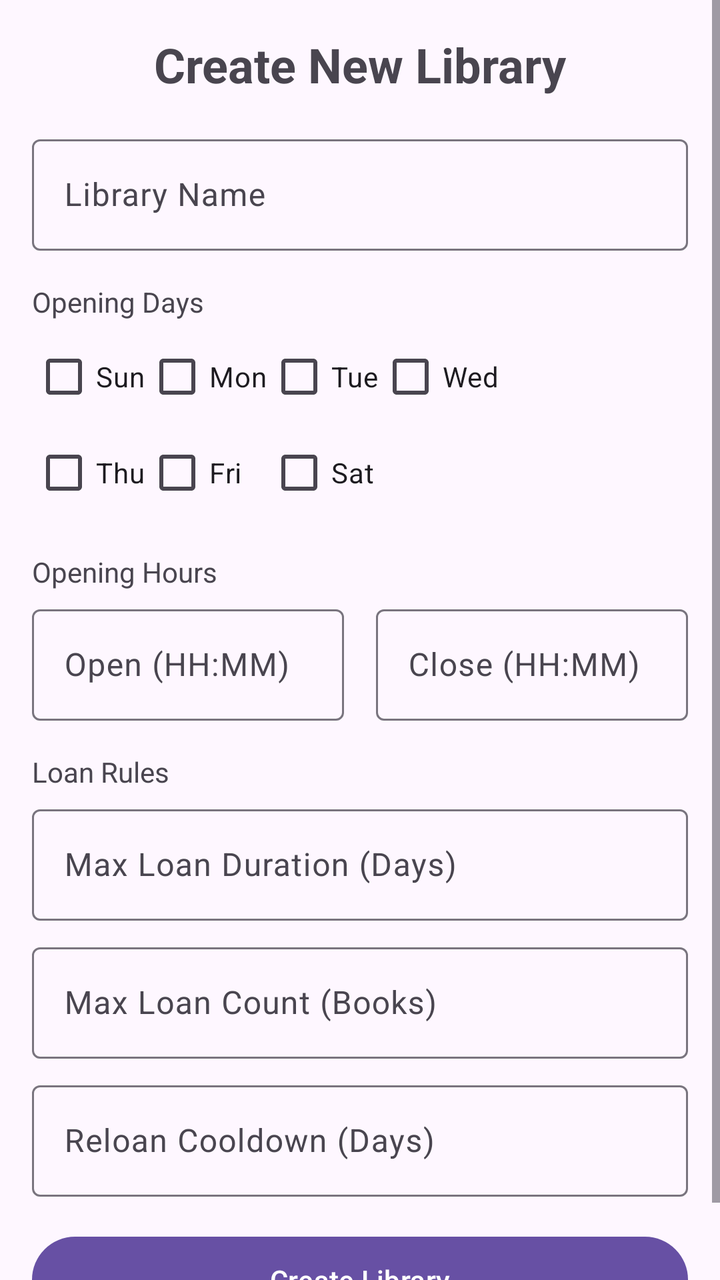
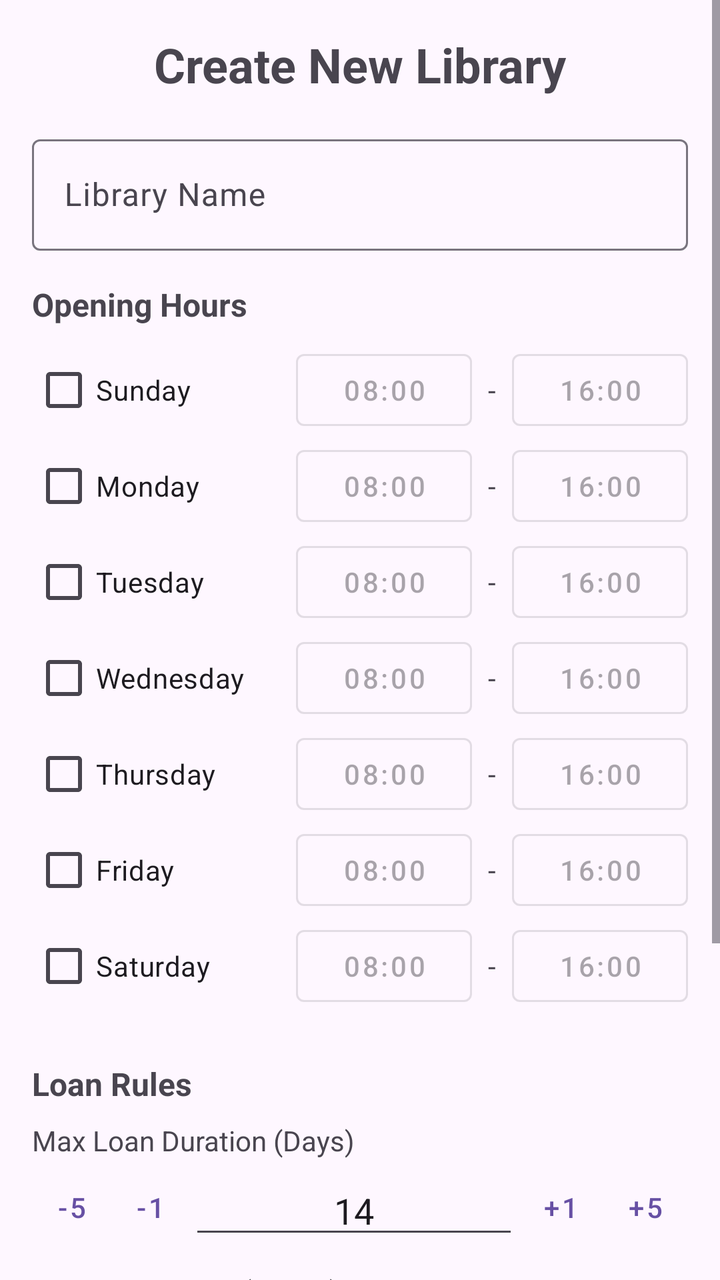

An Android layout rendered at two revisions. The XML below is the earlier revision; the diff shows what the commit changed to produce the second picture.
<!-- AndroidManifest.xml: application theme Theme.Books_Project -->
<!-- res/layout/activity_create_library.xml -->
<?xml version="1.0" encoding="utf-8"?>
<ScrollView xmlns:android="http://schemas.android.com/apk/res/android"
    xmlns:app="http://schemas.android.com/apk/res-auto"
    xmlns:tools="http://schemas.android.com/tools"
    android:layout_width="match_parent"
    android:layout_height="match_parent"
    tools:context=".CreateLibraryActivity">

    <LinearLayout
        android:layout_width="match_parent"
        android:layout_height="wrap_content"
        android:orientation="vertical"
        android:padding="16dp">

        <TextView
            android:layout_width="wrap_content"
            android:layout_height="wrap_content"
            android:text="Create New Library"
            android:textSize="24sp"
            android:textStyle="bold"
            android:layout_gravity="center_horizontal"
            android:layout_marginBottom="16dp"/>

        <com.google.android.material.textfield.TextInputLayout
            android:layout_width="match_parent"
            android:layout_height="wrap_content"
            android:hint="Library Name"
            android:layout_marginBottom="8dp">

            <com.google.android.material.textfield.TextInputEditText
                android:id="@+id/etLibName"
                android:layout_width="match_parent"
                android:layout_height="wrap_content"
                android:inputType="textCapWords"/>
        </com.google.android.material.textfield.TextInputLayout>

        <TextView
            android:layout_width="wrap_content"
            android:layout_height="wrap_content"
            android:text="Opening Days"
            android:layout_marginTop="8dp"
            android:layout_marginBottom="4dp"/>

        <GridLayout
            android:layout_width="match_parent"
            android:layout_height="wrap_content"
            android:columnCount="4"
            android:id="@+id/daysGrid">
            
            <CheckBox android:id="@+id/cbSun" android:text="Sun" />
            <CheckBox android:id="@+id/cbMon" android:text="Mon" />
            <CheckBox android:id="@+id/cbTue" android:text="Tue" />
            <CheckBox android:id="@+id/cbWed" android:text="Wed" />
            <CheckBox android:id="@+id/cbThu" android:text="Thu" />
            <CheckBox android:id="@+id/cbFri" android:text="Fri" />
            <CheckBox android:id="@+id/cbSat" android:text="Sat" />
        </GridLayout>

        <TextView
            android:layout_width="wrap_content"
            android:layout_height="wrap_content"
            android:text="Opening Hours"
            android:layout_marginTop="16dp"
            android:layout_marginBottom="4dp"/>

        <LinearLayout
            android:layout_width="match_parent"
            android:layout_height="wrap_content"
            android:orientation="horizontal">

            <com.google.android.material.textfield.TextInputLayout
                android:layout_width="0dp"
                android:layout_height="wrap_content"
                android:layout_weight="1"
                android:hint="Open (HH:MM)"
                android:layout_marginEnd="8dp">

                <com.google.android.material.textfield.TextInputEditText
                    android:id="@+id/etOpenTime"
                    android:layout_width="match_parent"
                    android:layout_height="wrap_content"
                    android:inputType="datetime|time"/>
            </com.google.android.material.textfield.TextInputLayout>

            <com.google.android.material.textfield.TextInputLayout
                android:layout_width="0dp"
                android:layout_height="wrap_content"
                android:layout_weight="1"
                android:hint="Close (HH:MM)"
                android:layout_marginStart="8dp">

                <com.google.android.material.textfield.TextInputEditText
                    android:id="@+id/etCloseTime"
                    android:layout_width="match_parent"
                    android:layout_height="wrap_content"
                    android:inputType="datetime|time"/>
            </com.google.android.material.textfield.TextInputLayout>
        </LinearLayout>

        <TextView
            android:layout_width="wrap_content"
            android:layout_height="wrap_content"
            android:text="Loan Rules"
            android:layout_marginTop="16dp"
            android:layout_marginBottom="4dp"/>

        <com.google.android.material.textfield.TextInputLayout
            android:layout_width="match_parent"
            android:layout_height="wrap_content"
            android:hint="Max Loan Duration (Days)"
            android:layout_marginBottom="8dp">

            <com.google.android.material.textfield.TextInputEditText
                android:id="@+id/etMaxDuration"
                android:layout_width="match_parent"
                android:layout_height="wrap_content"
                android:inputType="number"/>
        </com.google.android.material.textfield.TextInputLayout>

        <com.google.android.material.textfield.TextInputLayout
            android:layout_width="match_parent"
            android:layout_height="wrap_content"
            android:hint="Max Loan Count (Books)"
            android:layout_marginBottom="8dp">

            <com.google.android.material.textfield.TextInputEditText
                android:id="@+id/etMaxCount"
                android:layout_width="match_parent"
                android:layout_height="wrap_content"
                android:inputType="number"/>
        </com.google.android.material.textfield.TextInputLayout>

        <com.google.android.material.textfield.TextInputLayout
            android:layout_width="match_parent"
            android:layout_height="wrap_content"
            android:hint="Reloan Cooldown (Days)"
            android:layout_marginBottom="16dp">

            <com.google.android.material.textfield.TextInputEditText
                android:id="@+id/etCooldown"
                android:layout_width="match_parent"
                android:layout_height="wrap_content"
                android:inputType="number"/>
        </com.google.android.material.textfield.TextInputLayout>

        <Button
            android:id="@+id/btnCreateLibrary"
            android:layout_width="match_parent"
            android:layout_height="wrap_content"
            android:text="Create Library"
            android:padding="12dp"/>

    </LinearLayout>
</ScrollView>
<!-- resources referenced by this layout -->
<resources>
  <style name="Theme.Books_Project" parent="Base.Theme.Books_Project" />
  <style name="Base.Theme.Books_Project" parent="Theme.Material3.DayNight.NoActionBar">
          
          
      </style>
</resources>

<!-- the commit's change to res/layout/activity_create_library.xml (unified diff, before → after) -->
@@ -15,140 +15,487 @@
         <TextView
             android:layout_width="wrap_content"
             android:layout_height="wrap_content"
+            android:layout_gravity="center_horizontal"
+            android:layout_marginBottom="16dp"
             android:text="Create New Library"
             android:textSize="24sp"
-            android:textStyle="bold"
-            android:layout_gravity="center_horizontal"
-            android:layout_marginBottom="16dp"/>
+            android:textStyle="bold" />
 
         <com.google.android.material.textfield.TextInputLayout
             android:layout_width="match_parent"
             android:layout_height="wrap_content"
-            android:hint="Library Name"
-            android:layout_marginBottom="8dp">
+            android:layout_marginBottom="16dp"
+            android:hint="Library Name">
 
             <com.google.android.material.textfield.TextInputEditText
                 android:id="@+id/etLibName"
                 android:layout_width="match_parent"
                 android:layout_height="wrap_content"
-                android:inputType="textCapWords"/>
+                android:inputType="textCapWords" />
         </com.google.android.material.textfield.TextInputLayout>
 
         <TextView
             android:layout_width="wrap_content"
             android:layout_height="wrap_content"
-            android:text="Opening Days"
-            android:layout_marginTop="8dp"
-            android:layout_marginBottom="4dp"/>
-
-        <GridLayout
-            android:layout_width="match_parent"
-            android:layout_height="wrap_content"
-            android:columnCount="4"
-            android:id="@+id/daysGrid">
-            
-            <CheckBox android:id="@+id/cbSun" android:text="Sun" />
-            <CheckBox android:id="@+id/cbMon" android:text="Mon" />
-            <CheckBox android:id="@+id/cbTue" android:text="Tue" />
-            <CheckBox android:id="@+id/cbWed" android:text="Wed" />
-            <CheckBox android:id="@+id/cbThu" android:text="Thu" />
-            <CheckBox android:id="@+id/cbFri" android:text="Fri" />
-            <CheckBox android:id="@+id/cbSat" android:text="Sat" />
-        </GridLayout>
-
+            android:layout_marginBottom="8dp"
+            android:text="Opening Hours"
+            android:textSize="16sp"
+            android:textStyle="bold" />
+
+        
+        <LinearLayout
+            android:layout_width="match_parent"
+            android:layout_height="wrap_content"
+            android:gravity="center_vertical"
+            android:orientation="horizontal">
+
+            <CheckBox
+                android:id="@+id/cbSun"
+                android:layout_width="0dp"
+                android:layout_height="wrap_content"
+                android:layout_weight="1"
+                android:text="Sunday" />
+
+            <Button
+                android:id="@+id/btnOpenSun"
+                style="@style/Widget.MaterialComponents.Button.OutlinedButton"
+                android:layout_width="wrap_content"
+                android:layout_height="wrap_content"
+                android:text="08:00"
+                android:enabled="false"/>
+
+            <TextView
+                android:layout_width="wrap_content"
+                android:layout_height="wrap_content"
+                android:layout_marginHorizontal="8dp"
+                android:text="-" />
+
+            <Button
+                android:id="@+id/btnCloseSun"
+                style="@style/Widget.MaterialComponents.Button.OutlinedButton"
+                android:layout_width="wrap_content"
+                android:layout_height="wrap_content"
+                android:text="16:00"
+                android:enabled="false"/>
+        </LinearLayout>
+
+        
+        <LinearLayout
+            android:layout_width="match_parent"
+            android:layout_height="wrap_content"
+            android:gravity="center_vertical"
+            android:orientation="horizontal">
+
+            <CheckBox
+                android:id="@+id/cbMon"
+                android:layout_width="0dp"
+                android:layout_height="wrap_content"
+                android:layout_weight="1"
+                android:text="Monday" />
+
+            <Button
+                android:id="@+id/btnOpenMon"
+                style="@style/Widget.MaterialComponents.Button.OutlinedButton"
+                android:layout_width="wrap_content"
+                android:layout_height="wrap_content"
+                android:text="08:00"
+                android:enabled="false"/>
+
+            <TextView
+                android:layout_width="wrap_content"
+                android:layout_height="wrap_content"
+                android:layout_marginHorizontal="8dp"
+                android:text="-" />
+
+            <Button
+                android:id="@+id/btnCloseMon"
+                style="@style/Widget.MaterialComponents.Button.OutlinedButton"
+                android:layout_width="wrap_content"
+                android:layout_height="wrap_content"
+                android:text="16:00"
+                android:enabled="false"/>
+        </LinearLayout>
+
+        
+        <LinearLayout
+            android:layout_width="match_parent"
+            android:layout_height="wrap_content"
+            android:gravity="center_vertical"
+            android:orientation="horizontal">
+
+            <CheckBox
+                android:id="@+id/cbTue"
+                android:layout_width="0dp"
+                android:layout_height="wrap_content"
+                android:layout_weight="1"
+                android:text="Tuesday" />
+
+            <Button
+                android:id="@+id/btnOpenTue"
+                style="@style/Widget.MaterialComponents.Button.OutlinedButton"
+                android:layout_width="wrap_content"
+                android:layout_height="wrap_content"
+                android:text="08:00"
+                android:enabled="false"/>
+
+            <TextView
+                android:layout_width="wrap_content"
+                android:layout_height="wrap_content"
+                android:layout_marginHorizontal="8dp"
+                android:text="-" />
+
+            <Button
+                android:id="@+id/btnCloseTue"
+                style="@style/Widget.MaterialComponents.Button.OutlinedButton"
+                android:layout_width="wrap_content"
+                android:layout_height="wrap_content"
+                android:text="16:00"
+                android:enabled="false"/>
+        </LinearLayout>
+
+        
+        <LinearLayout
+            android:layout_width="match_parent"
+            android:layout_height="wrap_content"
+            android:gravity="center_vertical"
+            android:orientation="horizontal">
+
+            <CheckBox
+                android:id="@+id/cbWed"
+                android:layout_width="0dp"
+                android:layout_height="wrap_content"
+                android:layout_weight="1"
+                android:text="Wednesday" />
+
+            <Button
+                android:id="@+id/btnOpenWed"
+                style="@style/Widget.MaterialComponents.Button.OutlinedButton"
+                android:layout_width="wrap_content"
+                android:layout_height="wrap_content"
+                android:text="08:00"
+                android:enabled="false"/>
+
+            <TextView
+                android:layout_width="wrap_content"
+                android:layout_height="wrap_content"
+                android:layout_marginHorizontal="8dp"
+                android:text="-" />
+
+            <Button
+                android:id="@+id/btnCloseWed"
+                style="@style/Widget.MaterialComponents.Button.OutlinedButton"
+                android:layout_width="wrap_content"
+                android:layout_height="wrap_content"
+                android:text="16:00"
+                android:enabled="false"/>
+        </LinearLayout>
+
+        
+        <LinearLayout
+            android:layout_width="match_parent"
+            android:layout_height="wrap_content"
+            android:gravity="center_vertical"
+            android:orientation="horizontal">
+
+            <CheckBox
+                android:id="@+id/cbThu"
+                android:layout_width="0dp"
+                android:layout_height="wrap_content"
+                android:layout_weight="1"
+                android:text="Thursday" />
+
+            <Button
+                android:id="@+id/btnOpenThu"
+                style="@style/Widget.MaterialComponents.Button.OutlinedButton"
+                android:layout_width="wrap_content"
+                android:layout_height="wrap_content"
+                android:text="08:00"
+                android:enabled="false"/>
+
+            <TextView
+                android:layout_width="wrap_content"
+                android:layout_height="wrap_content"
+                android:layout_marginHorizontal="8dp"
+                android:text="-" />
+
+            <Button
+                android:id="@+id/btnCloseThu"
+                style="@style/Widget.MaterialComponents.Button.OutlinedButton"
+                android:layout_width="wrap_content"
+                android:layout_height="wrap_content"
+                android:text="16:00"
+                android:enabled="false"/>
+        </LinearLayout>
+
+        
+        <LinearLayout
+            android:layout_width="match_parent"
+            android:layout_height="wrap_content"
+            android:gravity="center_vertical"
+            android:orientation="horizontal">
+
+            <CheckBox
+                android:id="@+id/cbFri"
+                android:layout_width="0dp"
+                android:layout_height="wrap_content"
+                android:layout_weight="1"
+                android:text="Friday" />
+
+            <Button
+                android:id="@+id/btnOpenFri"
+                style="@style/Widget.MaterialComponents.Button.OutlinedButton"
+                android:layout_width="wrap_content"
+                android:layout_height="wrap_content"
+                android:text="08:00"
+                android:enabled="false"/>
+
+            <TextView
+                android:layout_width="wrap_content"
+                android:layout_height="wrap_content"
+                android:layout_marginHorizontal="8dp"
+                android:text="-" />
+
+            <Button
+                android:id="@+id/btnCloseFri"
+                style="@style/Widget.MaterialComponents.Button.OutlinedButton"
+                android:layout_width="wrap_content"
+                android:layout_height="wrap_content"
+                android:text="16:00"
+                android:enabled="false"/>
+        </LinearLayout>
+
+        
+        <LinearLayout
+            android:layout_width="match_parent"
+            android:layout_height="wrap_content"
+            android:gravity="center_vertical"
+            android:orientation="horizontal">
+
+            <CheckBox
+                android:id="@+id/cbSat"
+                android:layout_width="0dp"
+                android:layout_height="wrap_content"
+                android:layout_weight="1"
+                android:text="Saturday" />
+
+            <Button
+                android:id="@+id/btnOpenSat"
+                style="@style/Widget.MaterialComponents.Button.OutlinedButton"
+                android:layout_width="wrap_content"
+                android:layout_height="wrap_content"
+                android:text="08:00"
+                android:enabled="false"/>
+
+            <TextView
+                android:layout_width="wrap_content"
+                android:layout_height="wrap_content"
+                android:layout_marginHorizontal="8dp"
+                android:text="-" />
+
+            <Button
+                android:id="@+id/btnCloseSat"
+                style="@style/Widget.MaterialComponents.Button.OutlinedButton"
+                android:layout_width="wrap_content"
+                android:layout_height="wrap_content"
+                android:text="16:00"
+                android:enabled="false"/>
+        </LinearLayout>
+
+
+        
         <TextView
             android:layout_width="wrap_content"
             android:layout_height="wrap_content"
-            android:text="Opening Hours"
-            android:layout_marginTop="16dp"
-            android:layout_marginBottom="4dp"/>
-
-        <LinearLayout
-            android:layout_width="match_parent"
-            android:layout_height="wrap_content"
-            android:orientation="horizontal">
-
-            <com.google.android.material.textfield.TextInputLayout
-                android:layout_width="0dp"
-                android:layout_height="wrap_content"
-                android:layout_weight="1"
-                android:hint="Open (HH:MM)"
-                android:layout_marginEnd="8dp">
-
-                <com.google.android.material.textfield.TextInputEditText
-                    android:id="@+id/etOpenTime"
-                    android:layout_width="match_parent"
-                    android:layout_height="wrap_content"
-                    android:inputType="datetime|time"/>
-            </com.google.android.material.textfield.TextInputLayout>
-
-            <com.google.android.material.textfield.TextInputLayout
-                android:layout_width="0dp"
-                android:layout_height="wrap_content"
-                android:layout_weight="1"
-                android:hint="Close (HH:MM)"
-                android:layout_marginStart="8dp">
-
-                <com.google.android.material.textfield.TextInputEditText
-                    android:id="@+id/etCloseTime"
-                    android:layout_width="match_parent"
-                    android:layout_height="wrap_content"
-                    android:inputType="datetime|time"/>
-            </com.google.android.material.textfield.TextInputLayout>
-        </LinearLayout>
-
+            android:layout_marginTop="24dp"
+            android:layout_marginBottom="8dp"
+            android:text="Loan Rules"
+            android:textSize="16sp"
+            android:textStyle="bold" />
+
+        
         <TextView
             android:layout_width="wrap_content"
             android:layout_height="wrap_content"
-            android:text="Loan Rules"
-            android:layout_marginTop="16dp"
-            android:layout_marginBottom="4dp"/>
-
-        <com.google.android.material.textfield.TextInputLayout
-            android:layout_width="match_parent"
-            android:layout_height="wrap_content"
-            android:hint="Max Loan Duration (Days)"
-            android:layout_marginBottom="8dp">
-
-            <com.google.android.material.textfield.TextInputEditText
+            android:text="Max Loan Duration (Days)" />
+
+        <LinearLayout
+            android:layout_width="match_parent"
+            android:layout_height="wrap_content"
+            android:gravity="center_vertical"
+            android:orientation="horizontal">
+
+            <Button
+                android:id="@+id/btnDurMin5"
+                style="@style/Widget.MaterialComponents.Button.TextButton"
+                android:layout_width="wrap_content"
+                android:layout_height="wrap_content"
+                android:minWidth="0dp"
+                android:paddingHorizontal="12dp"
+                android:text="-5" />
+
+            <Button
+                android:id="@+id/btnDurMin1"
+                style="@style/Widget.MaterialComponents.Button.TextButton"
+                android:layout_width="wrap_content"
+                android:layout_height="wrap_content"
+                android:minWidth="0dp"
+                android:paddingHorizontal="12dp"
+                android:text="-1" />
+
+            <EditText
                 android:id="@+id/etMaxDuration"
-                android:layout_width="match_parent"
-                android:layout_height="wrap_content"
-                android:inputType="number"/>
-        </com.google.android.material.textfield.TextInputLayout>
-
-        <com.google.android.material.textfield.TextInputLayout
-            android:layout_width="match_parent"
-            android:layout_height="wrap_content"
-            android:hint="Max Loan Count (Books)"
-            android:layout_marginBottom="8dp">
-
-            <com.google.android.material.textfield.TextInputEditText
+                android:layout_width="0dp"
+                android:layout_height="wrap_content"
+                android:layout_weight="1"
+                android:gravity="center"
+                android:inputType="number"
+                android:text="14" />
+
+            <Button
+                android:id="@+id/btnDurPls1"
+                style="@style/Widget.MaterialComponents.Button.TextButton"
+                android:layout_width="wrap_content"
+                android:layout_height="wrap_content"
+                android:minWidth="0dp"
+                android:paddingHorizontal="12dp"
+                android:text="+1" />
+
+            <Button
+                android:id="@+id/btnDurPls5"
+                style="@style/Widget.MaterialComponents.Button.TextButton"
+                android:layout_width="wrap_content"
+                android:layout_height="wrap_content"
+                android:minWidth="0dp"
+                android:paddingHorizontal="12dp"
+                android:text="+5" />
+        </LinearLayout>
+
+        
+        <TextView
+            android:layout_width="wrap_content"
+            android:layout_height="wrap_content"
+            android:layout_marginTop="8dp"
+            android:text="Max Loan Count (Books)" />
+
+        <LinearLayout
+            android:layout_width="match_parent"
+            android:layout_height="wrap_content"
+            android:gravity="center_vertical"
+            android:orientation="horizontal">
+
+            <Button
+                android:id="@+id/btnCountMin5"
+                style="@style/Widget.MaterialComponents.Button.TextButton"
+                android:layout_width="wrap_content"
+                android:layout_height="wrap_content"
+                android:minWidth="0dp"
+                android:paddingHorizontal="12dp"
+                android:text="-5" />
+
+            <Button
+                android:id="@+id/btnCountMin1"
+                style="@style/Widget.MaterialComponents.Button.TextButton"
+                android:layout_width="wrap_content"
+                android:layout_height="wrap_content"
+                android:minWidth="0dp"
+                android:paddingHorizontal="12dp"
+                android:text="-1" />
+
+            <EditText
                 android:id="@+id/etMaxCount"
-                android:layout_width="match_parent"
-                android:layout_height="wrap_content"
-                android:inputType="number"/>
-        </com.google.android.material.textfield.TextInputLayout>
-
-        <com.google.android.material.textfield.TextInputLayout
-            android:layout_width="match_parent"
-            android:layout_height="wrap_content"
-            android:hint="Reloan Cooldown (Days)"
-            android:layout_marginBottom="16dp">
-
-            <com.google.android.material.textfield.TextInputEditText
+                android:layout_width="0dp"
+                android:layout_height="wrap_content"
+                android:layout_weight="1"
+                android:gravity="center"
+                android:inputType="number"
+                android:text="3" />
+
+            <Button
+                android:id="@+id/btnCountPls1"
+                style="@style/Widget.MaterialComponents.Button.TextButton"
+                android:layout_width="wrap_content"
+                android:layout_height="wrap_content"
+                android:minWidth="0dp"
+                android:paddingHorizontal="12dp"
+                android:text="+1" />
+
+            <Button
+                android:id="@+id/btnCountPls5"
+                style="@style/Widget.MaterialComponents.Button.TextButton"
+                android:layout_width="wrap_content"
+                android:layout_height="wrap_content"
+                android:minWidth="0dp"
+                android:paddingHorizontal="12dp"
+                android:text="+5" />
+        </LinearLayout>
+
+
+        
+        <TextView
+            android:layout_width="wrap_content"
+            android:layout_height="wrap_content"
+            android:layout_marginTop="8dp"
+            android:text="Reloan Cooldown (Days)" />
+
+        <LinearLayout
+            android:layout_width="match_parent"
+            android:layout_height="wrap_content"
+            android:gravity="center_vertical"
+            android:orientation="horizontal">
+
+            <Button
+                android:id="@+id/btnCoolMin5"
+                style="@style/Widget.MaterialComponents.Button.TextButton"
+                android:layout_width="wrap_content"
+                android:layout_height="wrap_content"
+                android:minWidth="0dp"
+                android:paddingHorizontal="12dp"
+                android:text="-5" />
+
+            <Button
+                android:id="@+id/btnCoolMin1"
+                style="@style/Widget.MaterialComponents.Button.TextButton"
+                android:layout_width="wrap_content"
+                android:layout_height="wrap_content"
+                android:minWidth="0dp"
+                android:paddingHorizontal="12dp"
+                android:text="-1" />
+
+            <EditText
                 android:id="@+id/etCooldown"
-                android:layout_width="match_parent"
-                android:layout_height="wrap_content"
-                android:inputType="number"/>
-        </com.google.android.material.textfield.TextInputLayout>
+                android:layout_width="0dp"
+                android:layout_height="wrap_content"
+                android:layout_weight="1"
+                android:gravity="center"
+                android:inputType="number"
+                android:text="7" />
+
+            <Button
+                android:id="@+id/btnCoolPls1"
+                style="@style/Widget.MaterialComponents.Button.TextButton"
+                android:layout_width="wrap_content"
+                android:layout_height="wrap_content"
+                android:minWidth="0dp"
+                android:paddingHorizontal="12dp"
+                android:text="+1" />
+
+            <Button
+                android:id="@+id/btnCoolPls5"
+                style="@style/Widget.MaterialComponents.Button.TextButton"
+                android:layout_width="wrap_content"
+                android:layout_height="wrap_content"
+                android:minWidth="0dp"
+                android:paddingHorizontal="12dp"
+                android:text="+5" />
+        </LinearLayout>
 
         <Button
             android:id="@+id/btnCreateLibrary"
             android:layout_width="match_parent"
             android:layout_height="wrap_content"
-            android:text="Create Library"
-            android:padding="12dp"/>
+            android:layout_marginTop="24dp"
+            android:padding="12dp"
+            android:text="Create Library" />
 
     </LinearLayout>
 </ScrollView>
